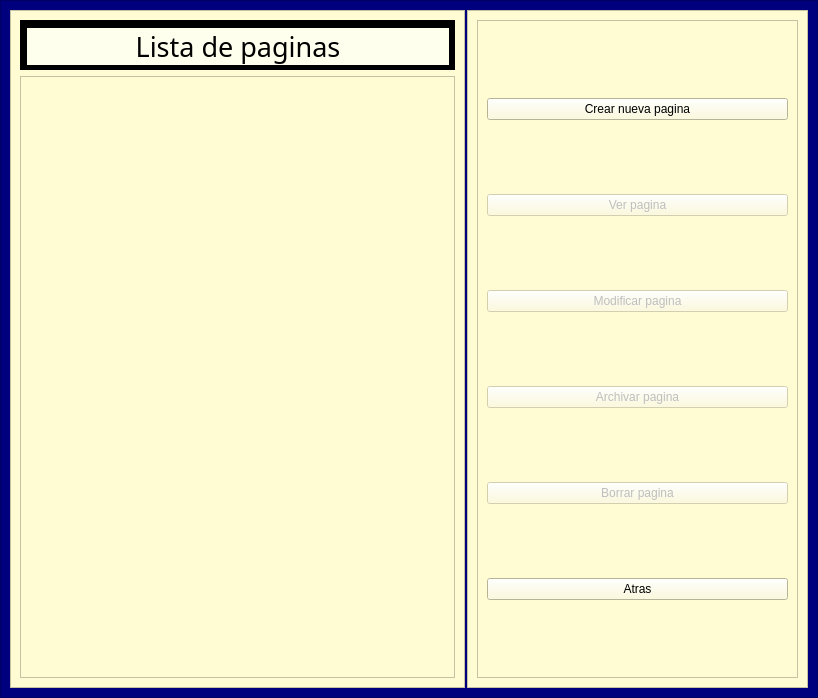
Old version of the form anotador/Visual/Ventana_Seccion.ui in the repository AdrianPerdomoE/Proyecto_Anotador.
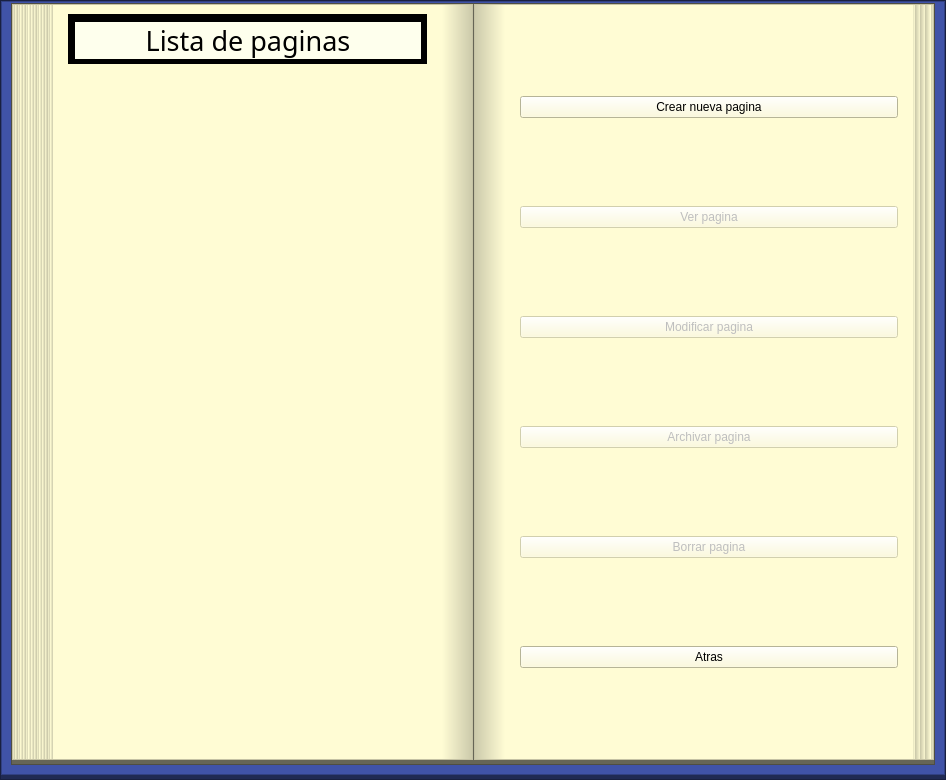
New version of the form.

Commit message: Avance 3 9/10/2021 Implementacion estilo de libro a las ventanas

Diff of the .ui file:
```diff
--- a/anotador/Visual/Ventana_Seccion.ui
+++ b/anotador/Visual/Ventana_Seccion.ui
@@ -6,8 +6,8 @@
    <rect>
     <x>0</x>
     <y>0</y>
-    <width>818</width>
-    <height>698</height>
+    <width>946</width>
+    <height>780</height>
    </rect>
   </property>
   <property name="windowTitle">
@@ -31,14 +31,8 @@
    </property>
    <item>
     <widget class="QFrame" name="frame">
-     <property name="minimumSize">
-      <size>
-       <width>800</width>
-       <height>680</height>
-      </size>
-     </property>
      <property name="styleSheet">
-      <string notr="true">background-color: rgb(0, 0, 127);</string>
+      <string notr="true">background-color: rgb(32, 42, 84);</string>
      </property>
      <property name="frameShape">
       <enum>QFrame::StyledPanel</enum>
@@ -46,14 +40,26 @@
      <property name="frameShadow">
       <enum>QFrame::Raised</enum>
      </property>
-     <layout class="QHBoxLayout" name="horizontalLayout">
+     <layout class="QVBoxLayout" name="verticalLayout_5">
       <property name="spacing">
-       <number>2</number>
+       <number>0</number>
+      </property>
+      <property name="leftMargin">
+       <number>0</number>
+      </property>
+      <property name="topMargin">
+       <number>0</number>
+      </property>
+      <property name="rightMargin">
+       <number>0</number>
+      </property>
+      <property name="bottomMargin">
+       <number>4</number>
       </property>
       <item>
        <widget class="QFrame" name="frame_2">
         <property name="styleSheet">
-         <string notr="true">background-color: rgb(255, 252, 212);</string>
+         <string notr="true">background-color: rgb(64, 83, 168);</string>
         </property>
         <property name="frameShape">
          <enum>QFrame::StyledPanel</enum>
@@ -62,8 +68,117 @@
          <enum>QFrame::Raised</enum>
         </property>
         <layout class="QVBoxLayout" name="verticalLayout_2">
+         <property name="spacing">
+          <number>2</number>
+         </property>
+         <property name="sizeConstraint">
+          <enum>QLayout::SetNoConstraint</enum>
+         </property>
+         <property name="topMargin">
+          <number>1</number>
+         </property>
          <item>
-          <widget class="QFrame" name="frame_5">
+          <widget class="QFrame" name="frame_16">
+           <property name="styleSheet">
+            <string notr="true">background-color: rgb(102, 101, 86);</string>
+           </property>
+           <property name="frameShape">
+            <enum>QFrame::StyledPanel</enum>
+           </property>
+           <property name="frameShadow">
+            <enum>QFrame::Plain</enum>
+           </property>
+           <layout class="QHBoxLayout" name="horizontalLayout_4">
+            <property name="spacing">
+             <number>1</number>
+            </property>
+            <property name="leftMargin">
+             <number>0</number>
+            </property>
+            <property name="topMargin">
+             <number>0</number>
+            </property>
+            <property name="rightMargin">
+             <number>0</number>
+            </property>
+            <property name="bottomMargin">
+             <number>4</number>
+            </property>
+            <item>
+             <widget class="QFrame" name="frame_3">
+              <property name="styleSheet">
+               <string notr="true">background-color: rgb(255, 252, 212);</string>
+              </property>
+              <property name="frameShape">
+               <enum>QFrame::StyledPanel</enum>
+              </property>
+              <property name="frameShadow">
+               <enum>QFrame::Raised</enum>
+              </property>
+              <layout class="QHBoxLayout" name="horizontalLayout_3">
+               <property name="leftMargin">
+                <number>0</number>
+               </property>
+               <property name="topMargin">
+                <number>0</number>
+               </property>
+               <property name="rightMargin">
+                <number>0</number>
+               </property>
+               <property name="bottomMargin">
+                <number>0</number>
+               </property>
+               <item>
+                <widget class="QFrame" name="frame_11">
+                 <property name="minimumSize">
+                  <size>
+                   <width>0</width>
+                   <height>0</height>
+                  </size>
+                 </property>
+                 <property name="styleSheet">
+                  <string notr="true">background-color: qlineargradient(spread:repeat, x1:0.932, y1:1, x2:1, y2:1, stop:0 rgba(255, 252, 212, 255), stop:1 rgba(204, 202, 171, 255));
+</string>
+                 </property>
+                 <property name="frameShape">
+                  <enum>QFrame::NoFrame</enum>
+                 </property>
+                 <property name="frameShadow">
+                  <enum>QFrame::Raised</enum>
+                 </property>
+                 <layout class="QVBoxLayout" name="verticalLayout_18">
+                  <property name="spacing">
+                   <number>0</number>
+                  </property>
+                  <property name="leftMargin">
+                   <number>40</number>
+                  </property>
+                  <property name="topMargin">
+                   <number>0</number>
+                  </property>
+                  <property name="rightMargin">
+                   <number>0</number>
+                  </property>
+                  <property name="bottomMargin">
+                   <number>0</number>
+                  </property>
+                 </layout>
+                </widget>
+               </item>
+               <item>
+                <widget class="QFrame" name="frame_6">
+                 <property name="styleSheet">
+                  <string notr="true">background-color: rgb(255, 252, 212);</string>
+                 </property>
+                 <property name="frameShape">
+                  <enum>QFrame::NoFrame</enum>
+                 </property>
+                 <property name="frameShadow">
+                  <enum>QFrame::Raised</enum>
+                 </property>
+                 <layout class="QVBoxLayout" name="verticalLayout_4">
+                  <item>
+                   <widget class="QFrame" name="frame_8">
            <property name="minimumSize">
             <size>
              <width>0</width>
@@ -79,7 +194,7 @@
            <property name="frameShadow">
             <enum>QFrame::Raised</enum>
            </property>
-           <layout class="QVBoxLayout" name="verticalLayout_5">
+                    <layout class="QVBoxLayout" name="verticalLayout_6">
             <property name="spacing">
              <number>5</number>
             </property>
@@ -126,6 +241,12 @@
            <property name="styleSheet">
             <string notr="true">font: 16pt &quot;Lucida Handwriting&quot;;</string>
            </property>
+                    <property name="frameShape">
+                     <enum>QFrame::NoFrame</enum>
+                    </property>
+                    <property name="flow">
+                     <enum>QListView::TopToBottom</enum>
+                    </property>
            <property name="viewMode">
             <enum>QListView::IconMode</enum>
            </property>
@@ -138,38 +259,115 @@
        </widget>
       </item>
       <item>
-       <widget class="QFrame" name="frame_3">
+                <widget class="QFrame" name="frame_15">
         <property name="minimumSize">
          <size>
-          <width>341</width>
+                   <width>30</width>
           <height>0</height>
          </size>
         </property>
         <property name="styleSheet">
-         <string notr="true">background-color: rgb(255, 252, 212);</string>
+                  <string notr="true">background-color: qlineargradient(spread:pad, x1:0, y1:1, x2:1, y2:1, stop:0 rgba(255, 252, 212, 255), stop:1 rgba(204, 202, 171, 255));</string>
         </property>
         <property name="frameShape">
-         <enum>QFrame::StyledPanel</enum>
+                  <enum>QFrame::NoFrame</enum>
         </property>
         <property name="frameShadow">
          <enum>QFrame::Raised</enum>
         </property>
-        <layout class="QVBoxLayout" name="verticalLayout_3">
+                </widget>
+               </item>
+              </layout>
+             </widget>
+            </item>
          <item>
           <widget class="QFrame" name="frame_4">
            <property name="minimumSize">
             <size>
+                <width>0</width>
+                <height>0</height>
+               </size>
+              </property>
+              <property name="styleSheet">
+               <string notr="true">background-color: rgb(255, 252, 212);</string>
+              </property>
+              <property name="frameShape">
+               <enum>QFrame::StyledPanel</enum>
+              </property>
+              <property name="frameShadow">
+               <enum>QFrame::Raised</enum>
+              </property>
+              <property name="lineWidth">
+               <number>0</number>
+              </property>
+              <layout class="QHBoxLayout" name="horizontalLayout_2">
+               <property name="leftMargin">
+                <number>0</number>
+               </property>
+               <property name="topMargin">
+                <number>0</number>
+               </property>
+               <property name="rightMargin">
+                <number>0</number>
+               </property>
+               <property name="bottomMargin">
+                <number>0</number>
+               </property>
+               <item>
+                <widget class="QFrame" name="frame_12">
+                 <property name="sizePolicy">
+                  <sizepolicy hsizetype="MinimumExpanding" vsizetype="Preferred">
+                   <horstretch>0</horstretch>
+                   <verstretch>0</verstretch>
+                  </sizepolicy>
+                 </property>
+                 <property name="minimumSize">
+                  <size>
+                   <width>30</width>
+                   <height>0</height>
+                  </size>
+                 </property>
+                 <property name="maximumSize">
+                  <size>
+                   <width>0</width>
+                   <height>16777215</height>
+                  </size>
+                 </property>
+                 <property name="styleSheet">
+                  <string notr="true">background-color: qlineargradient(spread:pad, x1:0, y1:1, x2:1, y2:1, stop:0 rgba(204, 202, 171, 255), stop:1 rgba(255, 252, 212, 255));</string>
+                 </property>
+                 <property name="frameShape">
+                  <enum>QFrame::NoFrame</enum>
+                 </property>
+                 <property name="frameShadow">
+                  <enum>QFrame::Raised</enum>
+                 </property>
+                </widget>
+               </item>
+               <item>
+                <widget class="QFrame" name="frame_9">
+                 <property name="sizePolicy">
+                  <sizepolicy hsizetype="Expanding" vsizetype="Expanding">
+                   <horstretch>0</horstretch>
+                   <verstretch>0</verstretch>
+                  </sizepolicy>
+                 </property>
+                 <property name="minimumSize">
+                  <size>
              <width>189</width>
              <height>0</height>
             </size>
            </property>
+                 <property name="styleSheet">
+                  <string notr="true">background-color: rgb(255, 252, 212);</string>
+                 </property>
            <property name="frameShape">
-            <enum>QFrame::StyledPanel</enum>
+                  <enum>QFrame::NoFrame</enum>
            </property>
            <property name="frameShadow">
             <enum>QFrame::Raised</enum>
            </property>
-           <layout class="QVBoxLayout" name="verticalLayout_4">
+                 <layout class="QVBoxLayout" name="verticalLayout_11">
             <item>
              <widget class="QPushButton" name="pushButtonCrear_Pagina">
               <property name="text">
@@ -222,6 +420,49 @@
               <property name="text">
                <string>Atras</string>
               </property>
+                   </widget>
+                  </item>
+                 </layout>
+                </widget>
+               </item>
+               <item>
+                <widget class="QFrame" name="frame_10">
+                 <property name="minimumSize">
+                  <size>
+                   <width>0</width>
+                   <height>0</height>
+                  </size>
+                 </property>
+                 <property name="styleSheet">
+                  <string notr="true">background-color: rgb(255, 252, 212);
+background-color: qlineargradient(spread:repeat, x1:0.373051, y1:0.409, x2:0.624, y2:0.409, stop:0 rgba(204, 202, 171, 255), stop:1 rgba(255, 252, 212, 255));</string>
+                 </property>
+                 <property name="frameShape">
+                  <enum>QFrame::NoFrame</enum>
+                 </property>
+                 <property name="frameShadow">
+                  <enum>QFrame::Raised</enum>
+                 </property>
+                 <layout class="QVBoxLayout" name="verticalLayout_3">
+                  <property name="spacing">
+                   <number>0</number>
+                  </property>
+                  <property name="leftMargin">
+                   <number>20</number>
+                  </property>
+                  <property name="topMargin">
+                   <number>0</number>
+                  </property>
+                  <property name="rightMargin">
+                   <number>0</number>
+                  </property>
+                  <property name="bottomMargin">
+                   <number>0</number>
+                  </property>
+                 </layout>
+                </widget>
+               </item>
+              </layout>
              </widget>
             </item>
            </layout>
```
Lines whose indentation alone changed are shown as unchanged. The commit also changes 11 other files.
